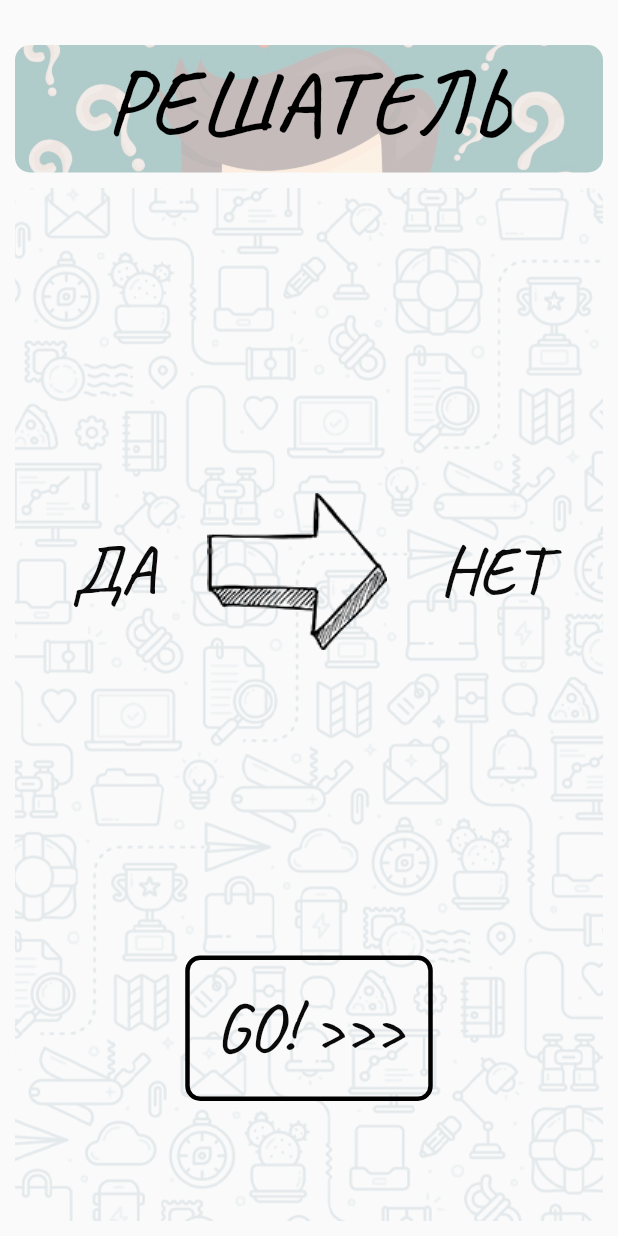
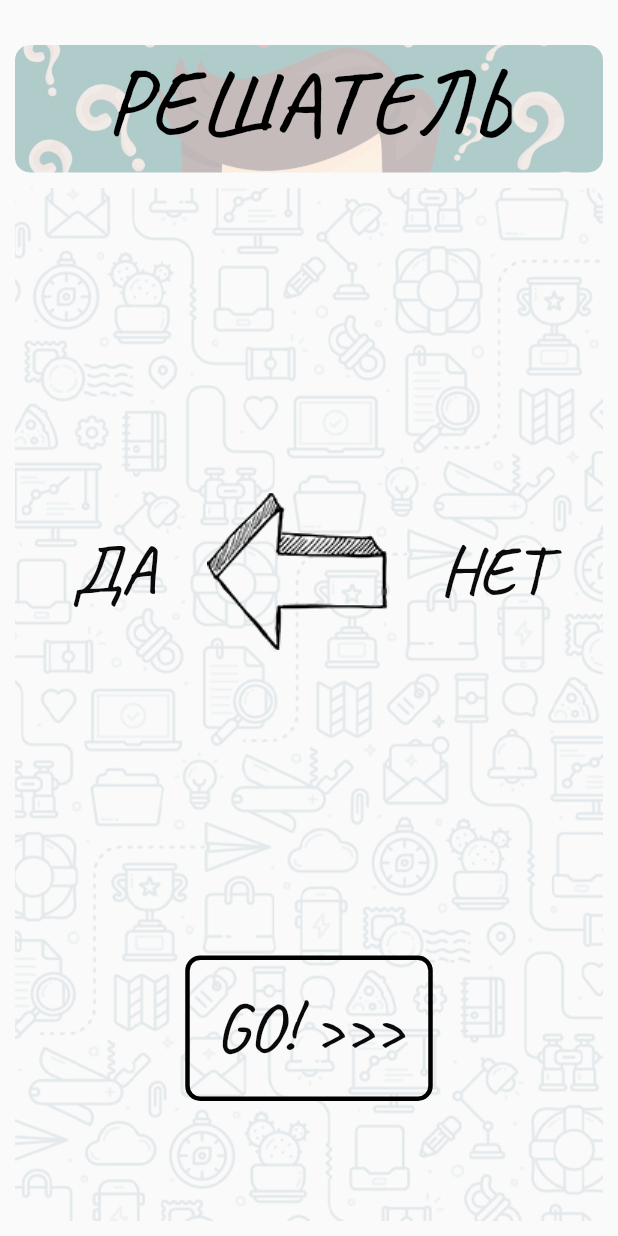
Before and after one commit to Rustemik/reshatel_app, a Flutter app: the screen it shows after launch, on a phone screen of 412 x 824 dp. Run offline on Flutter 3.47's test engine with Material 2 defaults, Android fonts, the light colour scheme and no system bars.

Commit message:
кручение стрелочки

```diff
--- a/lib/ui/home_page.dart
+++ b/lib/ui/home_page.dart
@@ -1,3 +1,5 @@
+import 'dart:math';
+
 import 'package:flutter/material.dart';
 import 'package:reshatel_app/styles/styles.dart';
 
@@ -11,11 +13,13 @@ class MyHomePage extends StatefulWidget {
 }
 
 class _MyHomePageState extends State<MyHomePage> {
-  int _counter = 0;
+  bool _answer = false;
+  Random _rng = Random();
 
   void _incrementCounter() {
+    var value = _rng.nextBool();
     setState(() {
-      _counter++;
+      _answer = value;
     });
   }
 
@@ -31,12 +35,12 @@ class _MyHomePageState extends State<MyHomePage> {
           child: ClipRRect(
             borderRadius: BorderRadius.circular(10),
             child: Container(
-              decoration: BoxDecoration(//border: Border.all(color: Colors.blue, width: 3),
+              decoration: BoxDecoration(
+                //border: Border.all(color: Colors.blue, width: 3),
                 image: DecorationImage(
                   image: AssetImage("assets/images/1111.png"),
                   fit: BoxFit.cover,
-                  colorFilter: new ColorFilter.mode(
-                      Colors.black.withOpacity(0.3), BlendMode.dstATop),
+                  colorFilter: new ColorFilter.mode(Colors.black.withOpacity(0.3), BlendMode.dstATop),
                 ),
               ),
               child: Align(
@@ -63,8 +67,7 @@ class _MyHomePageState extends State<MyHomePage> {
                 image: new DecorationImage(
                   image: new AssetImage("assets/images/2222.jpg"),
                   fit: BoxFit.cover,
-                  colorFilter: new ColorFilter.mode(
-                      Colors.white.withOpacity(0.3), BlendMode.dstATop),
+                  colorFilter: new ColorFilter.mode(Colors.white.withOpacity(0.3), BlendMode.dstATop),
                 ),
               ),
               child: Stack(
@@ -82,9 +85,10 @@ class _MyHomePageState extends State<MyHomePage> {
                               ),
                               Padding(
                                 padding: const EdgeInsets.all(35.0),
-                                child: Container(
-                                  child:
-                                      new Image.asset("assets/images/3333.png"),
+                                child: AnimatedRotation(
+                                  turns: _answer ? 360 : 540 / 360,
+                                  duration: Duration(seconds: 1),
+                                  child: Image.asset("assets/images/3333.png"),
                                 ),
                               ),
                               Text(
@@ -105,9 +109,8 @@ class _MyHomePageState extends State<MyHomePage> {
                               ),
                               padding: const EdgeInsets.all(20),
                               primary: Colors.black,
-                              backgroundColor:
-                                  Colors.transparent),
-                          onPressed: () {},
+                              backgroundColor: Colors.transparent),
+                          onPressed: _incrementCounter,
                           child: Text("GO! >>>", style: appBarTitleStyle),
                         ),
                       ),
```
